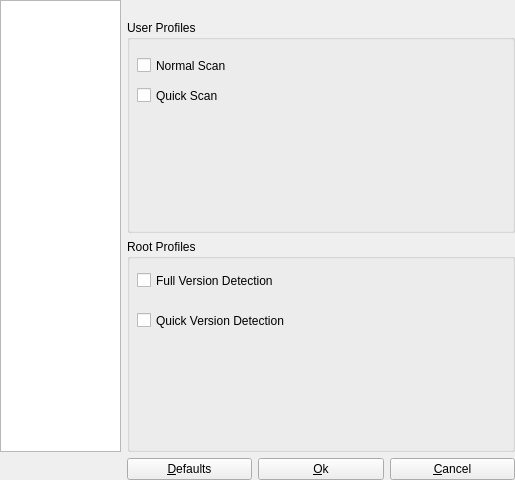
Before: the Qt Designer form nmapsi4/preference/profilemain.ui in nmapsi4/nmapsi4, drawn with Qt 5.
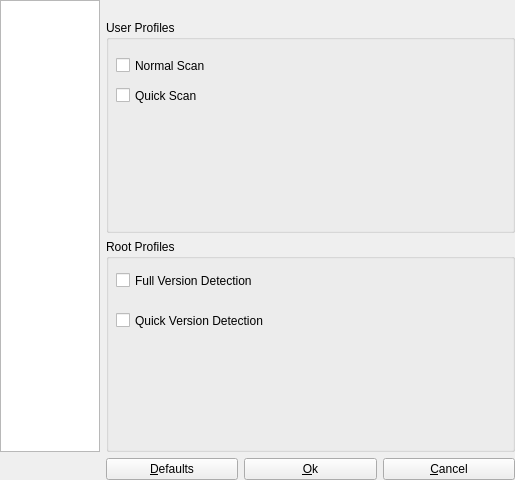
After: the same form once the commit is applied. Icons and pictures are not drawn.

Commit message: * fix traceroot runtime event. * fix preference layout.

```diff
--- a/nmapsi4/preference/profilemain.ui
+++ b/nmapsi4/preference/profilemain.ui
@@ -55,13 +55,13 @@
      </property>
      <property name="minimumSize">
       <size>
-       <width>121</width>
+       <width>100</width>
        <height>0</height>
       </size>
      </property>
      <property name="maximumSize">
       <size>
-       <width>121</width>
+       <width>100</width>
        <height>16777215</height>
       </size>
      </property>
```
The commit also changes 1 other file.
